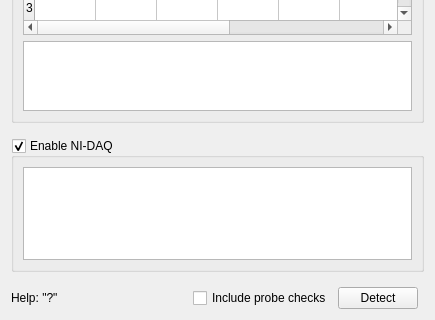
Before: the Qt Designer form Forms/DevicesTab.ui in billkarsh/SpikeGLX, drawn with Qt 5; both pictures show x 0 to 435 and y 155 to 475 of the 435 by 475 pixel window.
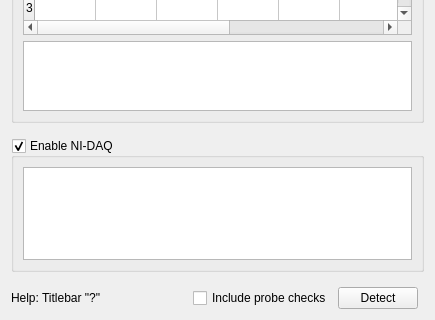
After: the same form once the commit is applied.

Diff of the .ui file:
```diff
--- a/Forms/DevicesTab.ui
+++ b/Forms/DevicesTab.ui
@@ -278,7 +278,7 @@
       </sizepolicy>
      </property>
      <property name="text">
-      <string>Help: &quot;?&quot;</string>
+      <string>Help: Titlebar &quot;?&quot;</string>
      </property>
     </widget>
    </item>
```
